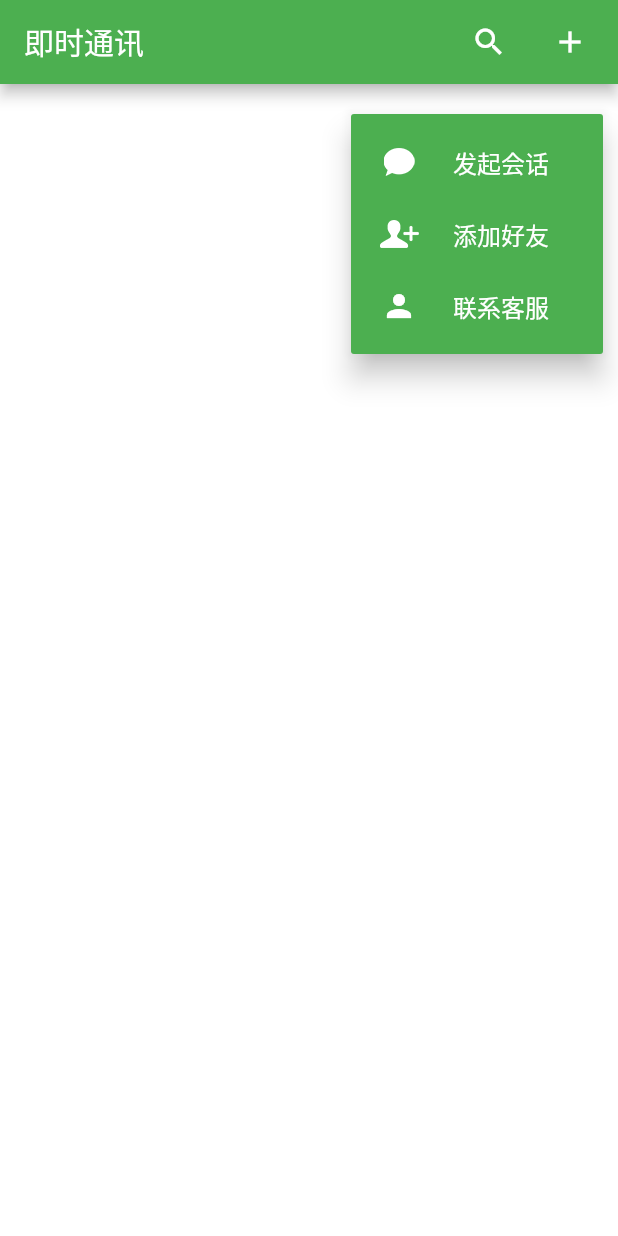
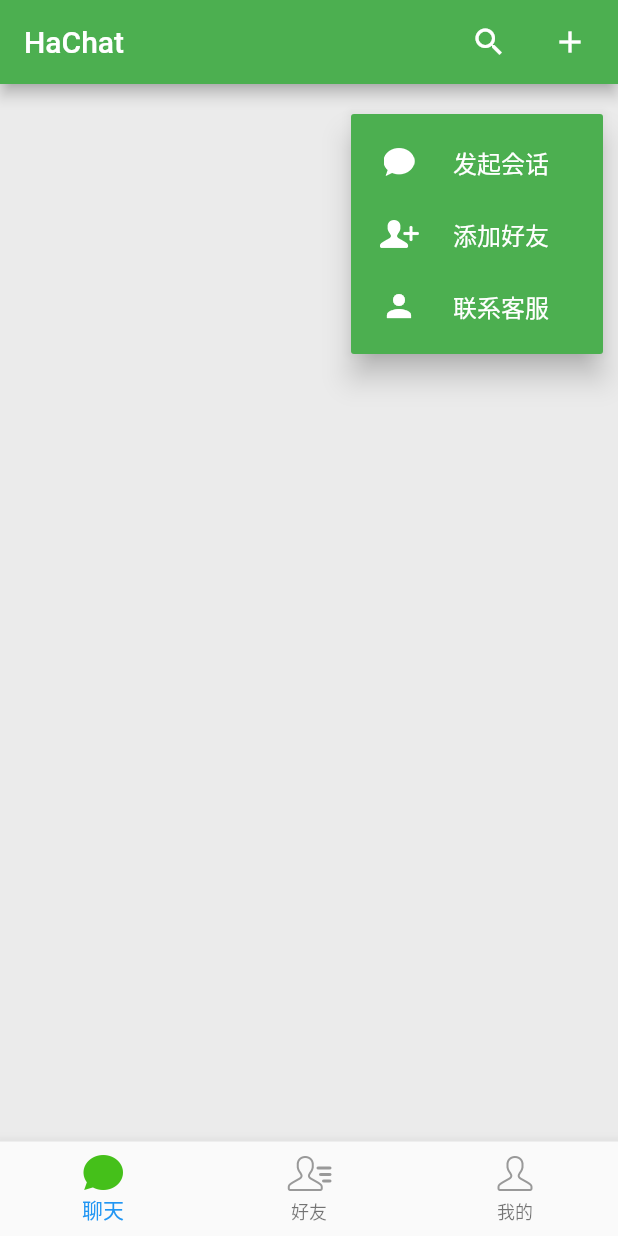
Before and after one commit to landerqi/flutter_app_one, a Flutter app: the screen it shows after launch, after a tap on the "add" icon, on a phone screen of 412 x 824 dp. Run offline on Flutter 3.47's test engine with Material 2 defaults, Android fonts, the phone set to English and light mode, and no system bars; missing offline and left inert: flutter_webview_plugin.

```diff
--- a/lib/app.dart
+++ b/lib/app.dart
@@ -70,7 +70,7 @@ class AppState extends State<App> {
   Widget build(BuildContext context) {
     return Scaffold(
       appBar: AppBar(
-        title: Text('即时通讯'),
+        title: Text('HaChat'),
         actions: <Widget>[
           GestureDetector(
             onTap: () {
@@ -99,6 +99,72 @@ class AppState extends State<App> {
           ),
         ],
       ),
+      bottomNavigationBar: new BottomNavigationBar(
+        type: BottomNavigationBarType.fixed,
+        currentIndex: _currentIndex,
+        onTap: ((index) {
+          setState(() {
+            _currentIndex = index;
+          });
+        }),
+        items: [
+          new BottomNavigationBarItem(
+            title: new Text(
+              '聊天',
+              style: TextStyle(
+                color: _currentIndex == 0 ? Color(0xFF46c01b) : Color(0xff999999),
+              ),
+            ),
+            icon: _currentIndex == 0 ? Image.asset(
+              'images/message_pressed.png',
+              width: 32.0,
+              height: 28.0,
+            )
+            :Image.asset(
+              'images/message_normal.png',
+              width: 32.0,
+              height: 28.0,
+            )
+          ),
+          new BottomNavigationBarItem(
+            title: new Text(
+              '好友',
+              style:TextStyle(
+                color: _currentIndex == 1 ? Color(0xFF46c01b) : Color(0xff999999),
+              ),
+            ),
+            icon: _currentIndex == 1 ? Image.asset(
+              'images/contact_list_pressed.png',
+              width: 32.0,
+              height: 28.0,
+            )
+            :Image.asset(
+              'images/contact_list_normal.png',
+              width: 32.0,
+              height: 28.0,
+            )
+          ),
+          new BottomNavigationBarItem(
+            title: new Text(
+              '我的',
+              style:TextStyle(
+                color: _currentIndex == 2 ? Color(0xFF46c01b) : Color(0xff999999),
+              ),
+            ),
+            icon: _currentIndex == 2 ? Image.asset(
+              'images/profile_pressed.png',
+              width: 32.0,
+              height: 28.0,
+            )
+            :Image.asset(
+              'images/profile_normal.png',
+              width: 32.0,
+              height: 28.0,
+            )
+          ),
+        ],
+      ),
+      // body: currentPage(),
     );
   }
 }
--- a/lib/main.dart
+++ b/lib/main.dart
@@ -2,7 +2,7 @@ import 'package:flutter/material.dart';
 import './app.dart';
 import './loading.dart';
 import 'package:flutter_webview_plugin/flutter_webview_plugin.dart';
-//import './search.dart';
+import './search.dart';
 
 void main() => runApp(MaterialApp(
   debugShowCheckedModeBanner: false,
@@ -19,7 +19,7 @@ void main() => runApp(MaterialApp(
       withZoom: true,
       withLocalStorage: true,
     ),
-    // 'search': (BuildContext context) => new Search(),
+    'search': (BuildContext context) => new Search(),
   },
   home: new LoadingPage(),
 ));
@@ -27,6 +27,6 @@ void main() => runApp(MaterialApp(
 // 自定义主题
 final ThemeData mDefaultTheme = new ThemeData(
   primaryColor: Colors.green,
-  scaffoldBackgroundColor: Color(0xFFebeb),
+  scaffoldBackgroundColor: Color(0xFFebebeb),
   cardColor: Colors.green,
 );
--- a/pubspec.yaml
+++ b/pubspec.yaml
@@ -44,6 +44,8 @@ flutter:
     - images/contact_list_pressed.png
     - images/profile_normal.png
     - images/profile_pressed.png
+    - images/message_pressed.png
+    - images/message_normal.png
     # 菜单按钮
     - images/icon_menu_addfriend.png
     - images/icon_menu_group.png
```
Also changed, not shown: lib/common/touch_callback.dart (+45 -0 lines), lib/search.dart (+113 -1 lines).
